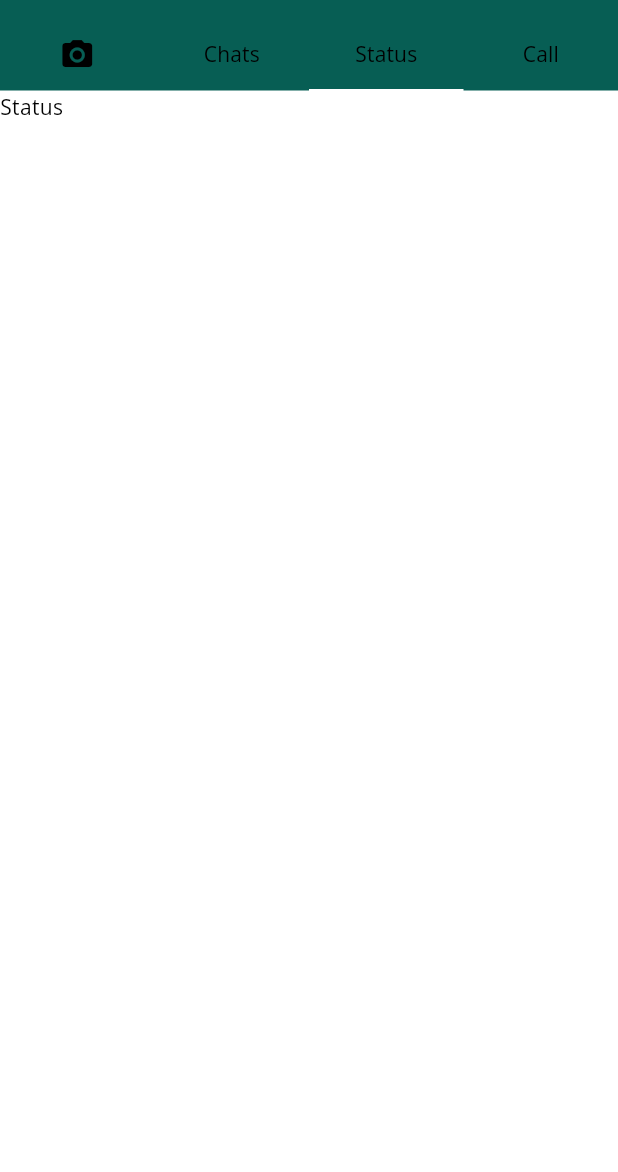
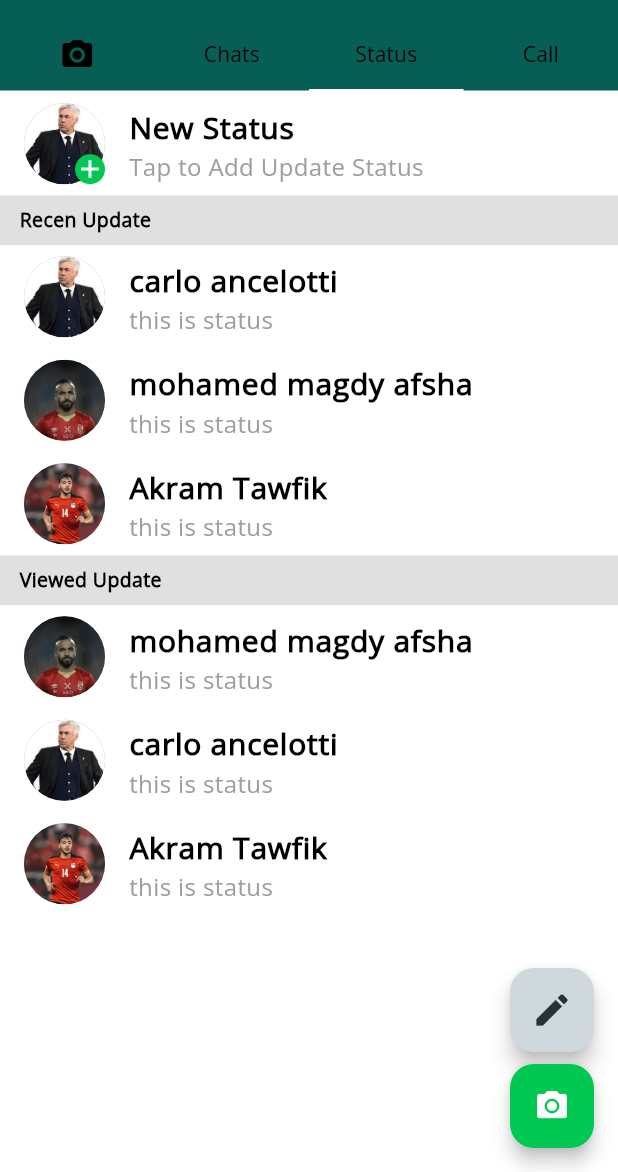
Before and after one commit to AhmedAlbay/whatsappclone, a Flutter app: the HomeScreen screen opened directly with empty values, tab 3 chosen, on a phone screen of 412 x 824 dp, the part 64-1236 px from its top. Run offline on Flutter 3.47's test engine with Material 3 defaults, Android fonts, the phone set to English and light mode, and no system bars; our stand-ins replace camera, flutter_svg, socket_io_client, video_player.

Commit message:
finish ui of status screen

```diff
--- a/lib/Screens/home_screen.dart
+++ b/lib/Screens/home_screen.dart
@@ -1,5 +1,6 @@
 
 import 'package:flutter/material.dart';
+import 'package:whatsappclone/pages/status_page.dart';
 
 import '../model/chat_model.dart';
 import '../pages/camera_page.dart';
@@ -77,7 +78,7 @@ class _HomeScreenState extends State<HomeScreen>
         ChatPage(
           sourceChat: widget.sourceChat,
           chatmodel: widget.chatmodel,),
-        const Text("Status"),
+  const   StatusPage(),
         const Text("Call"),
       ]),
     );
--- /dev/null
+++ b/lib/customCard/statusPage/other_status.dart
@@ -0,0 +1,37 @@
+import 'package:flutter/material.dart';
+
+class OtherStatus extends StatelessWidget {
+  const OtherStatus({super.key, required this.imagename, required this.name, required this.subtitle});
+ final String imagename ;
+  final String name ; final String subtitle;
+  @override
+  Widget build(BuildContext context) {
+    return ListTile(
+      leading:
+          CircleAvatar(
+            radius: 27,
+            backgroundColor: Colors.grey,
+            backgroundImage: AssetImage(
+              imagename,
+            ),
+          ),
+
+        title: Text(
+        name,
+        style: TextStyle(
+          fontSize: 20,
+          fontWeight: FontWeight.bold,
+        ),
+      ),
+    subtitle:Text(
+        subtitle,
+        style: TextStyle(
+          fontSize: 16,
+          color: Colors.grey,
+
+        ),
+      ),
+    );
+
+  }
+}
--- /dev/null
+++ b/lib/customCard/statusPage/own_status.dart
@@ -0,0 +1,51 @@
+import 'package:flutter/material.dart';
+
+class OwnStatus extends StatelessWidget {
+  const OwnStatus({super.key});
+
+  @override
+  Widget build(BuildContext context) {
+    return ListTile(
+      leading: Stack(
+        children: [
+          CircleAvatar(
+            radius: 27,
+            backgroundColor: Colors.grey,
+            backgroundImage: AssetImage(
+              "assets/images/grandfather.png",
+            ),
+          ),
+          Positioned(
+            right: 0,
+            bottom: 0,
+            child: CircleAvatar(
+              radius: 10,
+              backgroundColor: Colors.greenAccent[700],
+              child: Icon(
+                Icons.add,
+                size: 20,
+                color: Colors.white,
+              ),
+            ),
+          ),
+        ],
+      ),
+      title: Text(
+        "New Status",
+        style: TextStyle(
+          fontSize: 20,
+          fontWeight: FontWeight.bold,
+        ),
+      ),
+    subtitle:Text(
+        "Tap to Add Update Status",
+        style: TextStyle(
+          fontSize: 16,
+          color: Colors.grey,
+
+        ),
+      ),
+    );
+
+  }
+}
--- /dev/null
+++ b/lib/pages/status_page.dart
@@ -0,0 +1,96 @@
+import 'package:flutter/material.dart';
+import 'package:whatsappclone/customCard/statusPage/other_status.dart';
+import 'package:whatsappclone/customCard/statusPage/own_status.dart';
+
+class StatusPage extends StatelessWidget {
+  const StatusPage({super.key});
+
+  @override
+  Widget build(BuildContext context) {
+    return Scaffold(
+      floatingActionButton: Column(
+        mainAxisAlignment: MainAxisAlignment.end,
+        children: [
+          FloatingActionButton(
+            backgroundColor: Colors.blueGrey[100],
+            onPressed: () {},
+            child: Icon(
+              Icons.edit,
+              size: 28,
+              color: Colors.blueGrey[900],
+            ),
+          ),
+          SizedBox(
+            height: 8,
+          ),
+          FloatingActionButton(
+            backgroundColor: Colors.greenAccent[700],
+            elevation: 5,
+            onPressed: () {},
+            child: Icon(
+              Icons.camera_alt,
+            ),
+          ),
+        ],
+      ),
+      body: SingleChildScrollView(
+        child: Column(
+          children: [
+            OwnStatus(),
+            Label(title: "Recen Update",),
+            OtherStatus(
+              imagename: "assets/images/grandfather.png",
+              name: "carlo ancelotti",
+              subtitle: "this is status",
+            ),
+              OtherStatus(
+              imagename: "assets/images/uncle.png",
+              name: "mohamed magdy afsha",
+              subtitle: "this is status",
+            ),
+              OtherStatus(
+              imagename:  "assets/images/akram.png",
+              name: "Akram Tawfik",
+              subtitle: "this is status",
+            ),
+            Label(title: "Viewed Update"),
+               OtherStatus(
+              imagename: "assets/images/uncle.png",
+              name: "mohamed magdy afsha",
+              subtitle: "this is status",
+            ),
+              OtherStatus(
+              imagename: "assets/images/grandfather.png",
+              name: "carlo ancelotti",
+              subtitle: "this is status",
+            ),
+              OtherStatus(
+              imagename: "assets/images/akram.png",
+              name: "Akram Tawfik",
+              subtitle: "this is status",
+            ),
+          ],
+        ),
+      ),
+    );
+  }
+}
+
+class Label extends StatelessWidget {
+  const Label({
+    super.key, required this.title,
+  });
+ final String title ;
+  @override
+  Widget build(BuildContext context) {
+
+    return Container(
+      height: 33,
+      width: MediaQuery.of(context).size.width,
+      color: Colors.grey[300],
+      child: Padding(
+        padding: EdgeInsets.symmetric(horizontal: 13 ,vertical: 7),
+        child: Text(title ,style: TextStyle(fontSize: 13 ,fontWeight: FontWeight.bold,),)),
+    );
+  }
+}
```
Also changed, not shown: assets/images/akram.png (added), assets/images/grandfather.png (added), assets/images/uncle.png (added).
